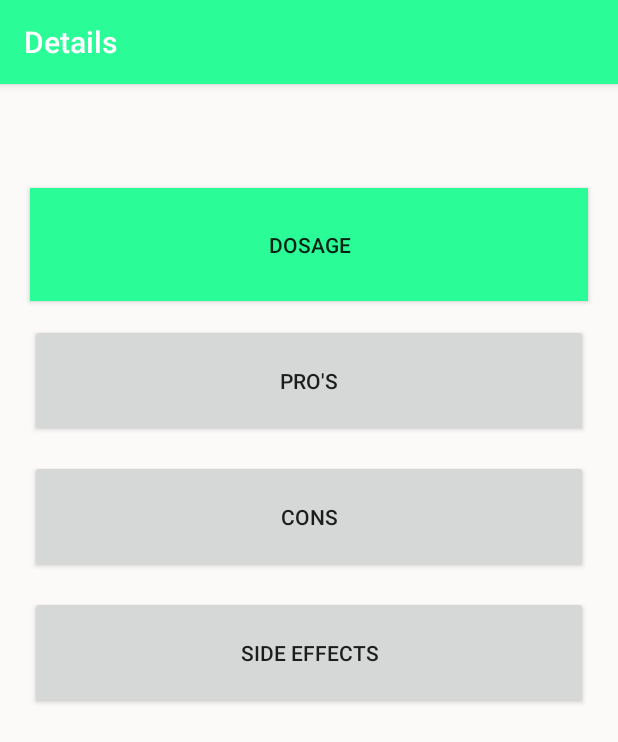
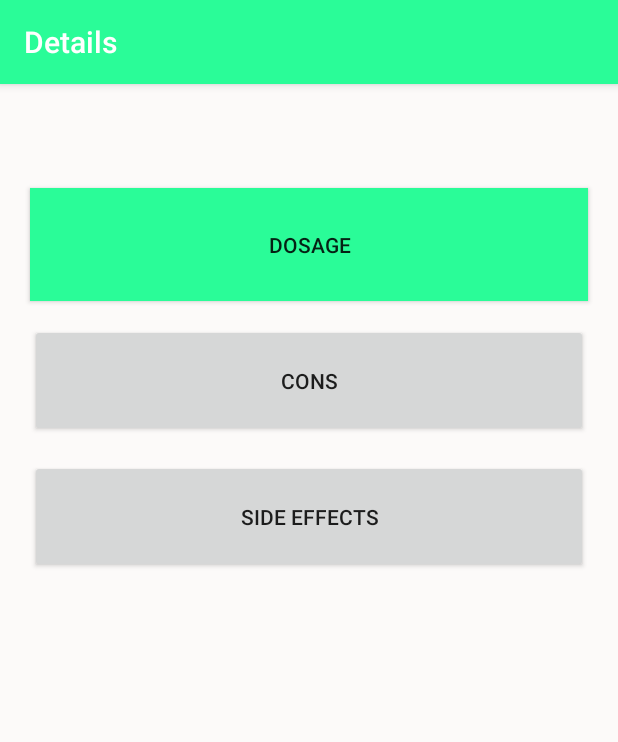
Before and after one commit to uml-app1-2016/Supplify, an Android app: the DrugActivity screen opened directly, with no data from a screen before it, on a phone screen of 412 x 824 dp. Shown: the top 742 px of the screen. Run offline under Robolectric (Android 15) with nearby library versions, the phone set to English and light mode, and no system bars; network calls fail; 4 statements that could not run were skipped.

Commit message:
It works even better

```diff
--- a/Supplify-branch/app/src/main/java/com/example/supplify2/DrugActivity.java
+++ b/Supplify-branch/app/src/main/java/com/example/supplify2/DrugActivity.java
@@ -102,10 +102,6 @@ public class DrugActivity extends AppCompatActivity{
         HashMap<String, ArrayList<String>> map = new HashMap<String, ArrayList<String>>();
         Intent intent = getIntent();
         String str = intent.getStringExtra("location");
-        //LinearLayout magic1 = (LinearLayout) findViewById(R.id.magic_layout);
-        //LinearLayout magic2 = (LinearLayout) findViewById(R.id.magic_layout2);
-        //LinearLayout magic3 = (LinearLayout) findViewById(R.id.magic_layout3);
-        LinearLayout magic4 = (LinearLayout) findViewById(R.id.magic_layout4);
         TextView textView1 = (TextView) findViewById(R.id.textView1);
         TextView textView2 = (TextView) findViewById(R.id.side_effects);
         TextView textView3 = (TextView) findViewById(R.id.pros);
@@ -151,16 +147,33 @@ public class DrugActivity extends AppCompatActivity{
         @Override
         protected void onPostExecute(ArrayList<String> result) {
 
+            String temp1 = result.get(0);
+            String temp2 = result.get(1);
+            String temp3 = result.get(2);
+            String temp4 = result.get(3);
+
+            if (temp1 != "") {
+                View b = findViewById(R.id.magic_btn4);
+                b.setVisibility(View.VISIBLE);
+            }
+
+            if (temp2 != "") {
+                View b = findViewById(R.id.magic_btn3);
+                b.setVisibility(View.VISIBLE);
+            }
+
+            if (temp3 != "") {
+                View b = findViewById(R.id.magic_btn2);
+                b.setVisibility(View.VISIBLE);
+            }
+
+            if (temp4 != "") {
+                View b = findViewById(R.id.magic_btn3);
+                b.setVisibility(View.VISIBLE);
+            }
 
             textView1.setText(str);
-
-            String temp = result.get(0);
-            int length = temp.length();
-            length = length / 54;
-            int newHeight = length * 50;
-            //RelativeLayout.LayoutParams params1 = new RelativeLayout.LayoutParams(ViewGroup.LayoutParams.MATCH_PARENT, newHeight);
-            //magic4.setLayoutParams(params1);
-            textView2.setText(temp);
+            textView2.setText(result.get(0));
             textView3.setText(result.get(2));
             textView4.setText(result.get(3));
             textView5.setText(result.get(1));
--- a/Supplify-branch/app/src/main/res/layout/activity_supplement.xml
+++ b/Supplify-branch/app/src/main/res/layout/activity_supplement.xml
@@ -15,6 +15,7 @@
                     android:layout_height="wrap_content"
                     android:id="@+id/textView1"
                     android:gravity="center"
+                    android:text="Loading"
                     android:textSize="40sp"
                     android:textColor="@color/SupBlack"/>
 
@@ -27,7 +28,8 @@
                     android:layout_height="75dp"
                     android:layout_below="@id/textView1"
                     android:text="Dosage"
-                    android:background="@color/SupLightGreen"/>
+                    android:background="@color/SupLightGreen"
+                    android:visibility="gone"/>
                 <LinearLayout
                     android:layout_below="@id/magic_btn3"
                     android:id="@+id/magic_layout3"
@@ -54,6 +56,7 @@
                     android:id="@+id/magic_btn"
                     android:layout_width="match_parent"
                     android:layout_height="75dp"
+                    android:visibility="gone"
                     android:layout_below="@id/magic_layout3"
                     android:text="Pro's"/>
                 <LinearLayout
@@ -79,6 +82,7 @@
                     android:layout_marginRight="20dp"
                     android:layout_below="@+id/magic_layout"
                     android:id="@+id/magic_btn2"
+                    android:visibility="gone"
                     android:layout_width="match_parent"
                     android:layout_height="75dp"
                     android:text="Cons"/>
@@ -105,6 +109,7 @@
                     android:id="@+id/magic_btn4"
                     android:layout_width="match_parent"
                     android:layout_height="75dp"
+                    android:visibility="gone"
                     android:layout_below="@id/magic_layout2"
                     android:text="Side Effects"/>
                 <LinearLayout
```
Also changed, not shown: Supplify-branch/app/src/main/res/layout/activity_main.xml (+1 -14 lines).
